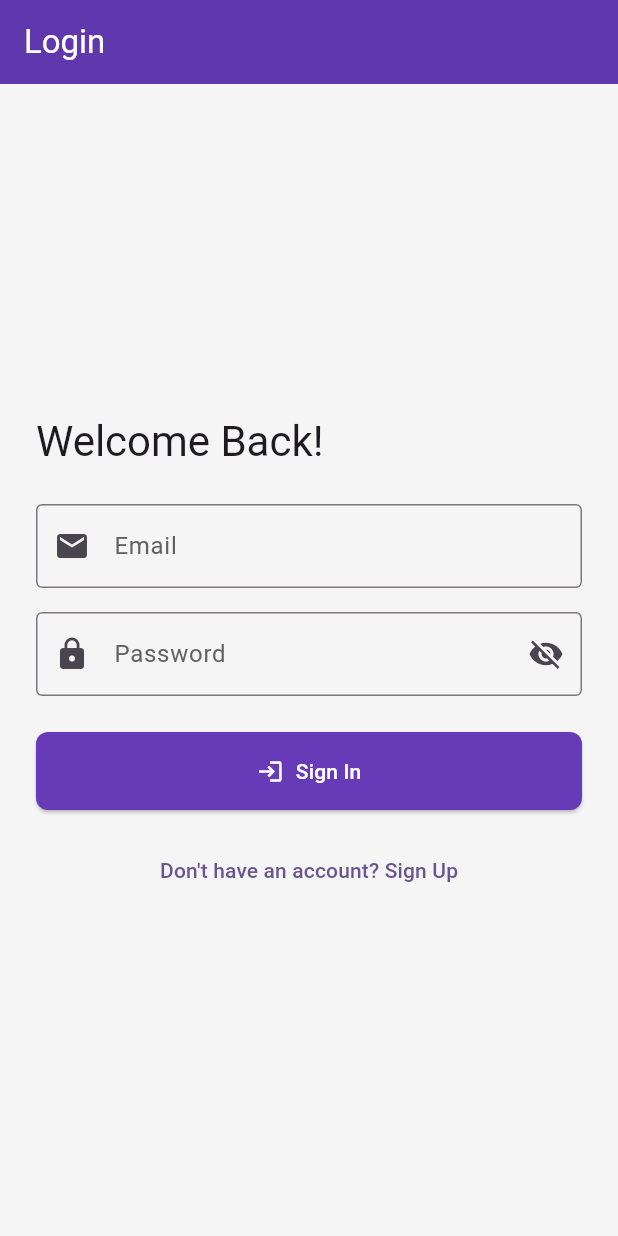
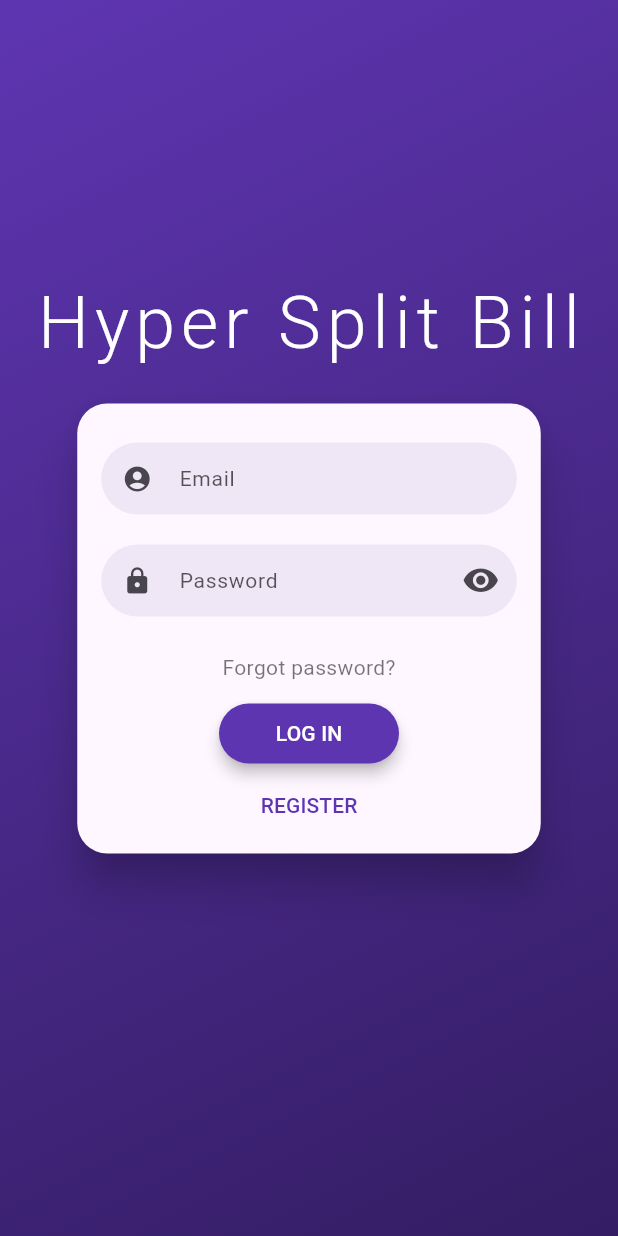
Before and after one commit to xuancanhit99/hyper_split_bill, a Flutter app: the screen it shows after launch, on a phone screen of 412 x 824 dp. Run offline on Flutter 3.47's test engine with Material 3 defaults, Android fonts, the phone set to English and light mode, and no system bars; drawn by our look-alikes of flutter_login; our stand-ins replace bloc, equatable, flutter_bloc, flutter_dotenv, fpdart, get_it and 3 more; accounts and stored records are empty; generated files the repository leaves out were written again.

Commit message:
Implement password recovery feature and update authentication flow

```diff
--- a/lib/core/router/app_router.dart
+++ b/lib/core/router/app_router.dart
@@ -47,11 +47,11 @@ class AppRouter {
           name: AppRoutes.login, // Optional: Use names for navigation
           builder: (context, state) => const LoginPage(),
         ),
-        GoRoute(
-          path: AppRoutes.signup,
-          name: AppRoutes.signup,
-          builder: (context, state) => const SignUpPage(),
-        ),
+        // GoRoute(
+        //   path: AppRoutes.signup,
+        //   name: AppRoutes.signup,
+        //   builder: (context, state) => const SignUpPage(),
+        // ),
         // Authenticated routes (add more here)
         GoRoute(
           path: AppRoutes.home,
--- a/lib/features/auth/domain/repositories/auth_repository.dart
+++ b/lib/features/auth/domain/repositories/auth_repository.dart
@@ -27,6 +27,9 @@ abstract class AuthRepository {
     Map<String, dynamic>? data, // Optional: for additional user metadata
   });
 
+  // Recover password
+  Future<Either<Failure, void>> recoverPassword(String email);
+
   // Sign out
   Future<Either<Failure, void>> signOut();
 }
--- a/lib/features/auth/presentation/bloc/auth_event.dart
+++ b/lib/features/auth/presentation/bloc/auth_event.dart
@@ -33,6 +33,14 @@ class AuthSignUpRequested extends AuthEvent {
   List<Object> get props => [email, password];
 }
 
+class AuthRecoverPasswordRequested extends AuthEvent {
+  final String email;
+  const AuthRecoverPasswordRequested(this.email);
+
+  @override
+  List<Object> get props => [email];
+}
+
 
 // Triggered by UI to sign out
 class AuthSignOutRequested extends AuthEvent {}
--- a/lib/features/auth/presentation/bloc/auth_state.dart
+++ b/lib/features/auth/presentation/bloc/auth_state.dart
@@ -27,6 +27,9 @@ class AuthAuthenticated extends AuthState {
 // User is not logged in
 class AuthUnauthenticated extends AuthState {}
 
+// User has requested a password reset
+class AuthPasswordResetEmailSent extends AuthState {}
+
 // An error occurred during an auth operation
 class AuthFailure extends AuthState {
   final String message;
--- a/lib/features/auth/presentation/pages/login_page.dart
+++ b/lib/features/auth/presentation/pages/login_page.dart
@@ -1,124 +1,139 @@
-// lib/features/auth/presentation/pages/login_page.dart
 import 'package:flutter/material.dart';
 import 'package:flutter_bloc/flutter_bloc.dart';
+import 'package:flutter_login/flutter_login.dart';
 import 'package:go_router/go_router.dart';
-import 'package:hyper_split_bill/core/router/app_router.dart'; // Your router
+import 'package:hyper_split_bill/core/router/app_router.dart';
 import 'package:hyper_split_bill/features/auth/presentation/bloc/auth_bloc.dart';
 
-class LoginPage extends StatefulWidget {
+class LoginPage extends StatelessWidget {
   const LoginPage({super.key});
 
-  @override
-  State<LoginPage> createState() => _LoginPageState();
-}
+  // --- Helper Function for Login ---
+  Future<String?> _onLogin(LoginData data, BuildContext context) async {
+    final authBloc = context.read<AuthBloc>();
+    authBloc.add(AuthSignInRequested(email: data.name, password: data.password));
 
-class _LoginPageState extends State<LoginPage> {
-  final _formKey = GlobalKey<FormState>();
-  final _emailController = TextEditingController();
-  final _passwordController = TextEditingController();
-  bool _isPasswordVisible = false;
-
-  @override
-  void dispose() {
-    _emailController.dispose();
-    _passwordController.dispose();
-    super.dispose();
+    // Wait for the state change (success or failure)
+    return await authBloc.stream.firstWhere((state) {
+      return state is AuthAuthenticated || state is AuthFailure;
+    }).then((state) {
+      if (state is AuthFailure) {
+        return state.message; // Return error message to flutter_login
+      }
+      return null; // Return null on success
+    }).catchError((_) {
+      // Handle potential stream errors if needed, though unlikely here
+      return 'An unexpected error occurred.';
+    });
+    // Note: A timeout could be added here for robustness
   }
 
-  void _login() {
-    if (_formKey.currentState!.validate()) {
-      context.read<AuthBloc>().add(AuthSignInRequested(
-        email: _emailController.text.trim(),
-        password: _passwordController.text.trim(),
-      ));
+  // --- Helper Function for Signup ---
+  Future<String?> _onSignup(SignupData data, BuildContext context) async {
+    final authBloc = context.read<AuthBloc>();
+
+    // --- Password confirmation is usually handled by flutter_login's UI validation ---
+    // flutter_login typically enforces the password match *before* calling onSignup
+    // if you have configured the confirm password field correctly in the widget.
+    // However, double-checking is safe if you aren't sure about the configuration.
+    // We access the password from `data.password`. `data.confirmPassword` DOES NOT EXIST.
+    // You'd typically rely on flutter_login's internal validation for this match.
+
+    // Basic validation (should ideally be caught by form validation first)
+    if (data.name == null || data.name!.isEmpty || !data.name!.contains('@')) {
+      return "Please enter a valid email";
     }
+    if (data.password == null || data.password!.isEmpty || data.password!.length < 6) {
+      return "Password must be at least 6 characters";
+    }
+
+    // If you *really* need to manually check confirm password here (e.g., if passing it via additionalSignupData)
+    // you would access it differently. But standard flutter_login handles this.
+    // Example *if* you passed confirm password via additionalSignupData:
+    // final confirmPassword = data.additionalSignupData?['confirm_password'];
+    // if (data.password != confirmPassword) {
+    //   return "Passwords do not match";
+    // }
+
+    authBloc.add(AuthSignUpRequested(email: data.name!, password: data.password!));
+
+    // Wait for state change (logic remains the same)
+    return await authBloc.stream.firstWhere((state) {
+      return state is AuthFailure || state is AuthAuthenticated;
+    }).then((state) {
+      if (state is AuthFailure) {
+        return state.message;
+      }
+      return null;
+    }).catchError((_) {
+      return 'An unexpected error occurred during sign up.';
+    });
   }
+
+
+  // --- Helper Function for Password Recovery ---
+  Future<String?> _onRecoverPassword(String email, BuildContext context) async {
+    final authBloc = context.read<AuthBloc>();
+    authBloc.add(AuthRecoverPasswordRequested(email));
+
+    // Wait for state change
+    return await authBloc.stream.firstWhere((state) {
+      return state is AuthPasswordResetEmailSent || state is AuthFailure;
+    }).then((state) {
+      if (state is AuthFailure) {
+        return state.message; // Return error message
+      }
+      // Return null on success (flutter_login shows a default success message)
+      return null;
+    }).catchError((_) {
+      return 'An unexpected error occurred during password recovery.';
+    });
+  }
+
 
   @override
   Widget build(BuildContext context) {
+    // Listen for AuthFailure to show snackbars if needed (optional, flutter_login shows errors)
+    // Use BlocBuilder only if you need to react to AuthLoading *outside* flutter_login's callbacks
     return Scaffold(
-      appBar: AppBar(title: const Text('Login')),
-      body: BlocListener<AuthBloc, AuthState>(
-        listener: (context, state) {
-          if (state is AuthFailure) {
-            ScaffoldMessenger.of(context)
-              ..hideCurrentSnackBar()
-              ..showSnackBar(
-                SnackBar(
-                  content: Text(state.message),
-                  backgroundColor: Theme.of(context).colorScheme.error,
-                ),
-              );
-          }
-          // Navigation is handled by GoRouter's redirect based on AuthState
+      // No AppBar needed as flutter_login provides its own UI
+      body: FlutterLogin(
+        title: 'Hyper Split Bill', // Your App Title
+        // logo: const AssetImage('assets/images/ecorp.png'), // Add your logo asset
+        onLogin: (data) => _onLogin(data, context),
+        onSignup: (data) => _onSignup(data, context),
+        onRecoverPassword: (email) => _onRecoverPassword(email, context),
+        onSubmitAnimationCompleted: () {
+          // Navigation is handled by GoRouter redirect based on AuthBloc state.
+          // You could manually navigate here *if* redirect wasn't set up,
+          // but it's better to rely on the redirect.
+          print('Submit animation completed. Router should redirect if authenticated.');
         },
-        child: Center(
-          child: SingleChildScrollView(
-            padding: const EdgeInsets.all(24.0),
-            child: Form(
-              key: _formKey,
-              child: Column(
-                mainAxisAlignment: MainAxisAlignment.center,
-                crossAxisAlignment: CrossAxisAlignment.stretch,
-                children: [
-                  Text('Welcome Back!', style: Theme.of(context).textTheme.headlineMedium),
-                  const SizedBox(height: 24),
-                  TextFormField(
-                    controller: _emailController,
-                    decoration: const InputDecoration(labelText: 'Email', border: OutlineInputBorder(), prefixIcon: Icon(Icons.email)),
-                    keyboardType: TextInputType.emailAddress,
-                    validator: (value) {
-                      if (value == null || value.isEmpty || !value.contains('@')) {
-                        return 'Please enter a valid email';
-                      }
-                      return null;
-                    },
-                  ),
-                  const SizedBox(height: 16),
-                  TextFormField(
-                    controller: _passwordController,
-                    decoration: InputDecoration(
-                      labelText: 'Password',
-                      border: const OutlineInputBorder(),
-                      prefixIcon: const Icon(Icons.lock),
-                      suffixIcon: IconButton(
-                        icon: Icon(
-                          _isPasswordVisible ? Icons.visibility : Icons.visibility_off,
-                        ),
-                        onPressed: () {
-                          setState(() { _isPasswordVisible = !_isPasswordVisible; });
-                        },
-                      ),
-                    ),
-                    obscureText: !_isPasswordVisible,
-                    validator: (value) {
-                      if (value == null || value.isEmpty || value.length < 6) {
-                        return 'Password must be at least 6 characters';
-                      }
-                      return null;
-                    },
-                  ),
-                  const SizedBox(height: 24),
-                  BlocBuilder<AuthBloc, AuthState>( // Show loading state on button
-                    builder: (context, state) {
-                      final isLoading = state is AuthLoading;
-                      return ElevatedButton.icon(
-                        icon: isLoading ? const SizedBox(width: 20, height: 20, child: CircularProgressIndicator(strokeWidth: 2, color: Colors.white)) : const Icon(Icons.login),
-                        label: Text(isLoading ? 'Signing In...' : 'Sign In'),
-                        style: ElevatedButton.styleFrom(padding: const EdgeInsets.symmetric(vertical: 16)),
-                        onPressed: isLoading ? null : _login,
-                      );
-                    },
-                  ),
-                  const SizedBox(height: 16),
-                  TextButton(
-                    onPressed: () => context.push(AppRouter.signupPath), // Navigate to Sign Up
-                    child: const Text("Don't have an account? Sign Up"),
-                  ),
-                ],
-              ),
-            ),
+        // Configure theme, messages, etc.
+        theme: LoginTheme(
+          primaryColor: Theme.of(context).primaryColor,
+          // accentColor: Colors.yellow,
+          errorColor: Theme.of(context).colorScheme.error,
+          titleStyle: TextStyle(
+            // color: Colors.greenAccent,
+            // fontFamily: 'Quicksand',
+            letterSpacing: 4,
           ),
+          // ... other theme customizations
+        ),
+        messages: LoginMessages(
+          userHint: 'Email',
+          passwordHint: 'Password',
+          confirmPasswordHint: 'Confirm Password',
+          loginButton: 'LOG IN',
+          signupButton: 'REGISTER',
+          forgotPasswordButton: 'Forgot password?',
+          recoverPasswordButton: 'HELP ME',
+          goBackButton: 'GO BACK',
+          confirmPasswordError: 'Passwords do not match!',
+          recoverPasswordDescription: 'We will send instructions to this email to reset your password.',
+          recoverPasswordSuccess: 'Password recovery email sent successfully!', // Default message
+          // ... other custom messages
         ),
       ),
     );
--- a/pubspec.yaml
+++ b/pubspec.yaml
@@ -1,3 +1,4 @@
+# pubspec.yaml
 name: hyper_split_bill
 description: "A new Flutter project."
 # The following line prevents the package from being accidentally published to
```
Also changed, not shown: lib/features/auth/data/datasources/auth_remote_data_source.dart (+19 -0 lines), lib/features/auth/data/repositories/auth_repository_impl.dart (+15 -0 lines), lib/features/auth/presentation/bloc/auth_bloc.dart (+14 -0 lines), lib/features/auth/presentation/pages/signup_page.dart (+147 -147 lines), 2 other files.
